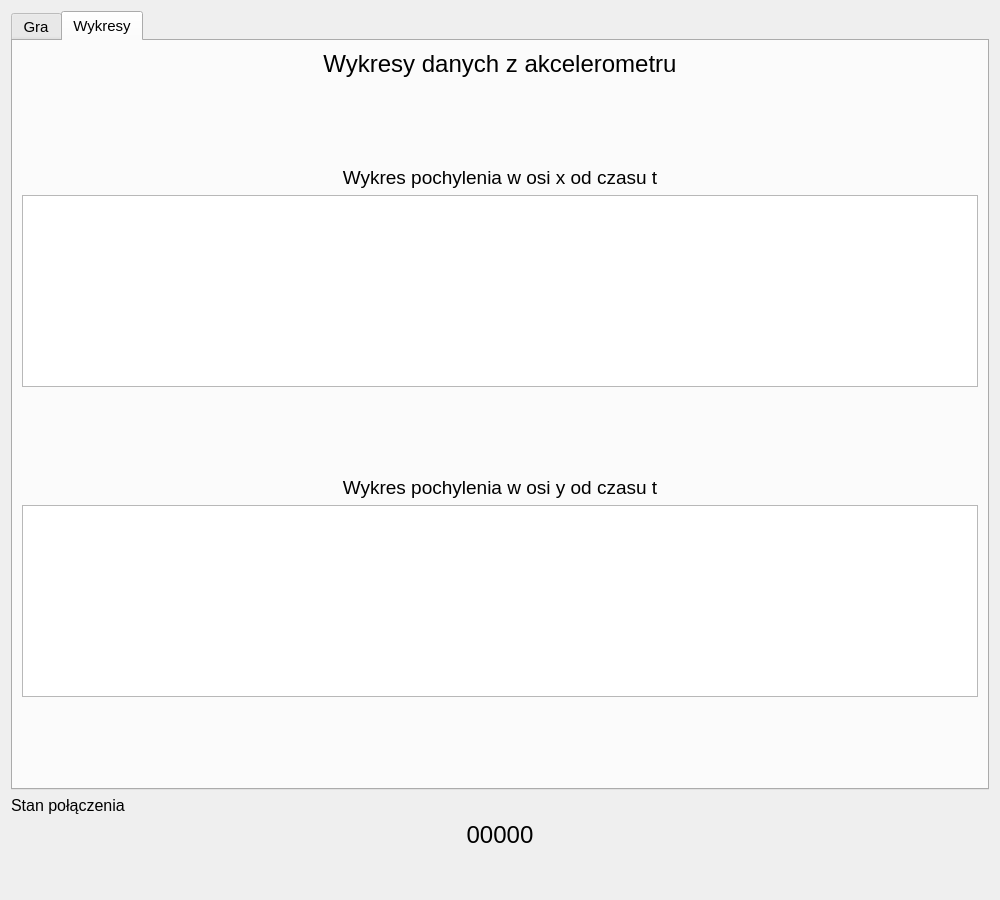
First picture: the form in oknogry.ui, repository Wirgiliusz/FlyAndShoot, before the edit.
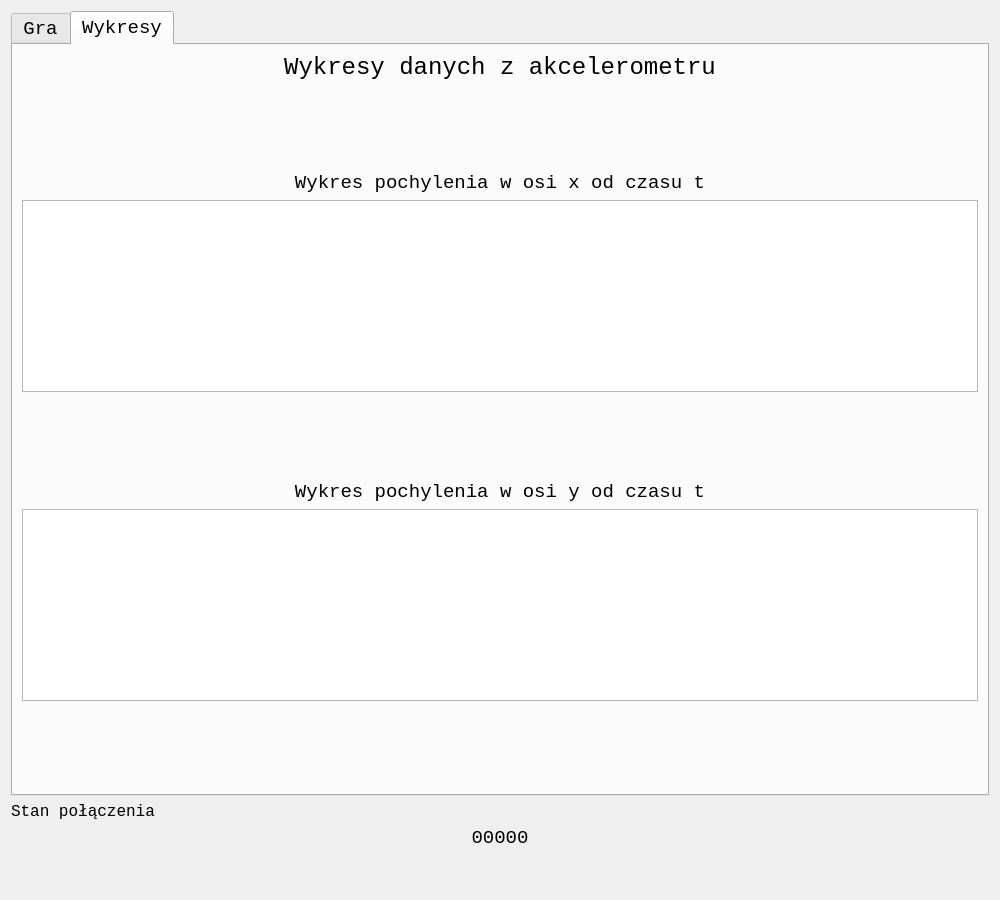
Second picture: the form after the edit. The open tabs and pages were chosen to show the change. Custom widgets are drawn as their Qt base class.

```diff
--- a/oknogry.ui
+++ b/oknogry.ui
@@ -10,6 +10,11 @@
     <height>900</height>
    </rect>
   </property>
+  <property name="font">
+   <font>
+    <family>Courier New</family>
+   </font>
+  </property>
   <property name="windowTitle">
    <string>Fly and Shoot - gra</string>
   </property>
@@ -39,6 +44,7 @@
        </property>
        <property name="font">
         <font>
+         <family>Courier New</family>
          <pointsize>12</pointsize>
         </font>
        </property>
@@ -58,7 +64,8 @@
       <widget class="QTabWidget" name="tabWidget">
        <property name="font">
         <font>
-         <pointsize>11</pointsize>
+         <family>Courier New</family>
+         <pointsize>14</pointsize>
         </font>
        </property>
        <property name="currentIndex">
@@ -104,6 +111,12 @@
              <verstretch>0</verstretch>
             </sizepolicy>
            </property>
+           <property name="font">
+            <font>
+             <family>Courier New</family>
+             <pointsize>18</pointsize>
+            </font>
+           </property>
            <property name="text">
             <string>&lt;html&gt;&lt;head/&gt;&lt;body&gt;&lt;p align=&quot;center&quot;&gt;&lt;span style=&quot; font-size:18pt;&quot;&gt;Wykresy danych z akcelerometru&lt;/span&gt;&lt;/p&gt;&lt;/body&gt;&lt;/html&gt;</string>
            </property>
@@ -166,7 +179,8 @@
       <widget class="QLabel" name="labelPunkty">
        <property name="font">
         <font>
-         <pointsize>18</pointsize>
+         <family>Courier New</family>
+         <pointsize>14</pointsize>
         </font>
        </property>
        <property name="text">
```
Left out of the diff: 2 changed lines with no effect on the pictures.
